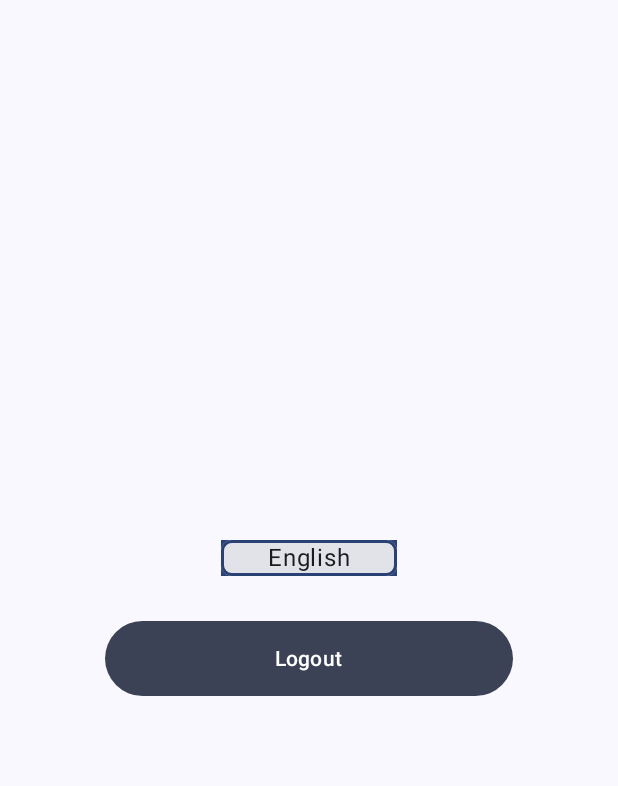
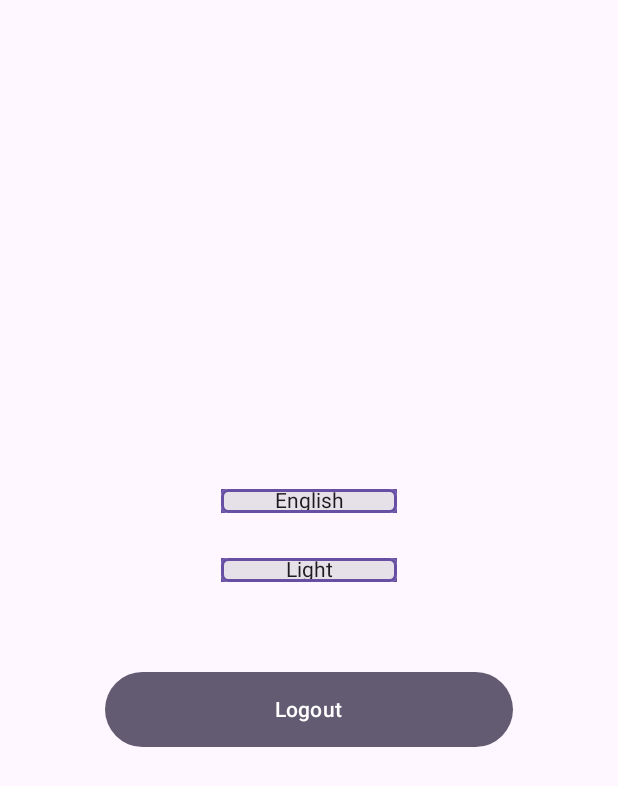
Before and after one commit to russellrd/Whisper, an Android app built with Jetpack Compose: the composable SettingsScreen shown on its own in the app's theme, on a phone screen of 412 x 824 dp. Shown: the top 786 px of the screen. Run offline under Robolectric (Android 15) with nearby library versions, the phone set to English and light mode, and no system bars.

Commit message:
new colours

```diff
--- a/app/app/src/main/java/com/example/whisper/model/Settings.kt
+++ b/app/app/src/main/java/com/example/whisper/model/Settings.kt
@@ -1,6 +1,7 @@
 package com.example.whisper.model
 data class Settings(
-    val language: Language = Language.ENGLISH
+    val language: Language = Language.ENGLISH,
+    val theme: Theme = Theme.LIGHT
 )
 
 enum class Language(val displayName: String, val code: String) {
@@ -22,3 +23,16 @@ enum class Language(val displayName: String, val code: String) {
         }
     }
 }
+
+enum class Theme(val displayName: String) {
+    LIGHT("Light"),
+    DARK("Dark"),
+    WARM("Warm"),
+    COOL("Cool");
+
+    companion object {
+        fun getDisplayNameByOrdinal(ordinal: Int): String {
+            return entries.getOrNull(ordinal)?.displayName ?: LIGHT.displayName
+        }
+    }
+}
--- a/app/app/src/main/java/com/example/whisper/ui/routes/SettingsRoute.kt
+++ b/app/app/src/main/java/com/example/whisper/ui/routes/SettingsRoute.kt
@@ -36,6 +36,7 @@ import androidx.lifecycle.compose.collectAsStateWithLifecycle
 import androidx.lifecycle.viewmodel.compose.viewModel
 import com.example.whisper.model.Language
 import com.example.whisper.model.Settings
+import com.example.whisper.model.Theme
 import com.example.whisper.view_model.AuthStateViewModel
 import com.example.whisper.view_model.SettingsViewModel
 
@@ -53,7 +54,9 @@ fun SettingsScreen(
     authViewModel: AuthStateViewModel = viewModel()
 ) {
     val settings: Settings by settingsViewModel.settings.collectAsStateWithLifecycle()
-    var expanded by remember { mutableStateOf(false) }
+    var expandedLanguage by remember { mutableStateOf(false) }
+    var expandedTheme by remember { mutableStateOf(false) }
+
     Box(
         modifier = modifier
             .fillMaxSize()
@@ -80,7 +83,7 @@ fun SettingsScreen(
                             color = MaterialTheme.colorScheme.primary
                         )
                         .clickable(
-                            onClick = { expanded = true }
+                            onClick = { expandedLanguage = true }
                         ),
                     shape = shape,
                 ) {
@@ -99,8 +102,8 @@ fun SettingsScreen(
                 }
 
                 DropdownMenu(
-                    expanded = expanded,
-                    onDismissRequest = { expanded = false },
+                    expanded = expandedLanguage,
+                    onDismissRequest = { expandedLanguage = false },
                     modifier = Modifier.fillMaxWidth()
                 ) {
                     Language.entries.forEach {
@@ -108,7 +111,7 @@ fun SettingsScreen(
                             text = { Text(it.displayName) },
                             onClick = {
                                 settingsViewModel.save(Settings(language = it))
-                                expanded = false
+                                expandedLanguage = false
                                 AppCompatDelegate.setApplicationLocales(LocaleListCompat.forLanguageTags(settings.language.code))
                             }
                         )
@@ -117,6 +120,58 @@ fun SettingsScreen(
             }
 
             Spacer(modifier = Modifier.height(30.dp))
+
+            Box(modifier = Modifier
+                .fillMaxWidth(0.3f)
+                .background(color = MaterialTheme.colorScheme.primary)
+            ) {
+                val themeShape = RoundedCornerShape(30)
+                Card(
+                    modifier = Modifier
+                        .wrapContentSize()
+                        .border(
+                            shape = themeShape,
+                            width = 2.dp,
+                            color = MaterialTheme.colorScheme.primary
+                        )
+                        .clickable(onClick = { expandedTheme = true }),
+                    shape = themeShape,
+                ) {
+                    Box(
+                        contentAlignment = Alignment.Center,
+                        modifier = Modifier.wrapContentSize(),
+                    ) {
+                        Text(
+                            text = settings.theme.displayName,
+                            modifier = Modifier
+                                .fillMaxWidth()
+                                .wrapContentSize(Alignment.Center)
+                        )
+                    }
+                }
+
+                DropdownMenu(
+                    expanded = expandedTheme,
+                    onDismissRequest = { expandedTheme = false },
+                    modifier = Modifier.fillMaxWidth()
+                ) {
+                    Theme.entries.forEach { theme ->
+                        DropdownMenuItem(
+                            text = { Text(theme.displayName) },
+                            onClick = {
+                                settingsViewModel.save(settings.copy(theme = theme))
+                                expandedTheme = false
+                            }
+                        )
+                    }
+                }
+            }
+
+            Spacer(modifier = Modifier.height(30.dp))
+
+
+            Spacer(modifier = Modifier.height(30.dp))
+
 
             Box(modifier = Modifier.padding(60.dp, 0.dp)) {
                 Button(
--- a/app/app/src/main/java/com/example/whisper/ui/theme/Theme.kt
+++ b/app/app/src/main/java/com/example/whisper/ui/theme/Theme.kt
@@ -14,6 +14,7 @@ import androidx.compose.ui.graphics.toArgb
 import androidx.compose.ui.platform.LocalContext
 import androidx.compose.ui.platform.LocalView
 import androidx.core.view.WindowCompat
+import com.example.whisper.model.Theme
 
 private val DarkColorScheme = darkColorScheme(
     primary = Purple80,
@@ -25,42 +26,41 @@ private val LightColorScheme = lightColorScheme(
     primary = Purple40,
     secondary = PurpleGrey40,
     tertiary = Pink40
+)
 
-    /* Other default colors to override
-    background = Color(0xFFFFFBFE),
-    surface = Color(0xFFFFFBFE),
-    onPrimary = Color.White,
-    onSecondary = Color.White,
-    onTertiary = Color.White,
-    onBackground = Color(0xFF1C1B1F),
-    onSurface = Color(0xFF1C1B1F),
-    */
+private val WarmColorScheme = lightColorScheme(
+    primary = myWarmPrimary,
+    secondary = myWarmSecondary,
+    tertiary = myWarmTertiary
+)
+
+private val CoolColorScheme = lightColorScheme(
+    primary = myCoolPrimary,
+    secondary = myCoolSecondary,
+    tertiary = myCoolTertiary
 )
 
 @Composable
 fun WhisperTheme(
-    darkTheme: Boolean = isSystemInDarkTheme(),
-    // Dynamic color is available on Android 12+
-    dynamicColor: Boolean = true,
+    theme: Theme,
     content: @Composable () -> Unit
 ) {
-    val colorScheme = when {
-        dynamicColor && Build.VERSION.SDK_INT >= Build.VERSION_CODES.S -> {
-            val context = LocalContext.current
-            if (darkTheme) dynamicDarkColorScheme(context) else dynamicLightColorScheme(context)
-        }
+    val colorScheme = when (theme) {
+        Theme.DARK -> DarkColorScheme
+        Theme.LIGHT -> LightColorScheme
+        Theme.COOL -> CoolColorScheme
+        Theme.WARM -> WarmColorScheme
+        else -> if (isSystemInDarkTheme()) DarkColorScheme else LightColorScheme
+    }
 
-        darkTheme -> DarkColorScheme
-        else -> LightColorScheme
-    }
-    val view = LocalView.current
-    if (!view.isInEditMode) {
-        SideEffect {
-            val window = (view.context as Activity).window
-            window.statusBarColor = colorScheme.primary.toArgb()
-            WindowCompat.getInsetsController(window, view).isAppearanceLightStatusBars = darkTheme
-        }
-    }
+//    val view = LocalView.current
+//    if (!view.isInEditMode) {
+//        SideEffect {
+//            val window = (view.context as Activity).window
+//            window.statusBarColor = colorScheme.primary.toArgb()
+//            WindowCompat.getInsetsController(window, view).isAppearanceLightStatusBars = darkTheme
+//        }
+//    }
 
     MaterialTheme(
         colorScheme = colorScheme,
```
Also changed, not shown: app/app/src/main/java/com/example/whisper/MainActivity.kt (+11 -2 lines), app/app/src/main/java/com/example/whisper/data/SettingsDataStore.kt (+9 -1 lines), app/app/src/main/java/com/example/whisper/ui/theme/Color.kt (+9 -1 lines).
